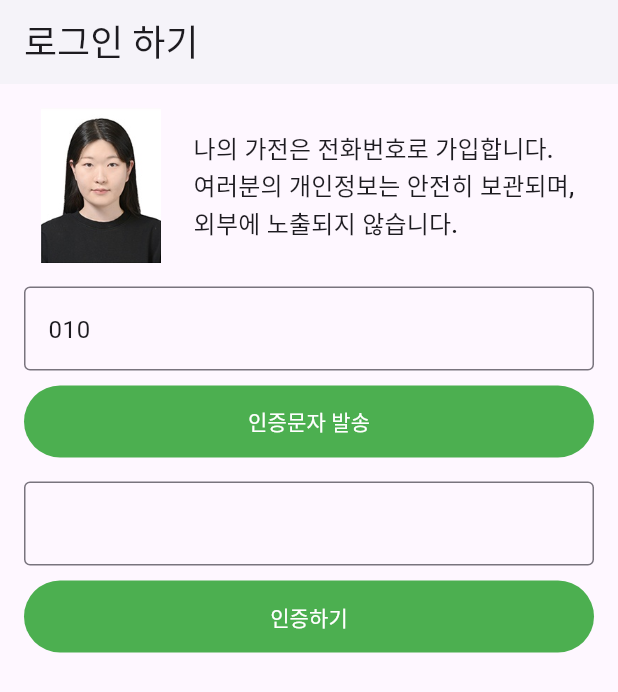
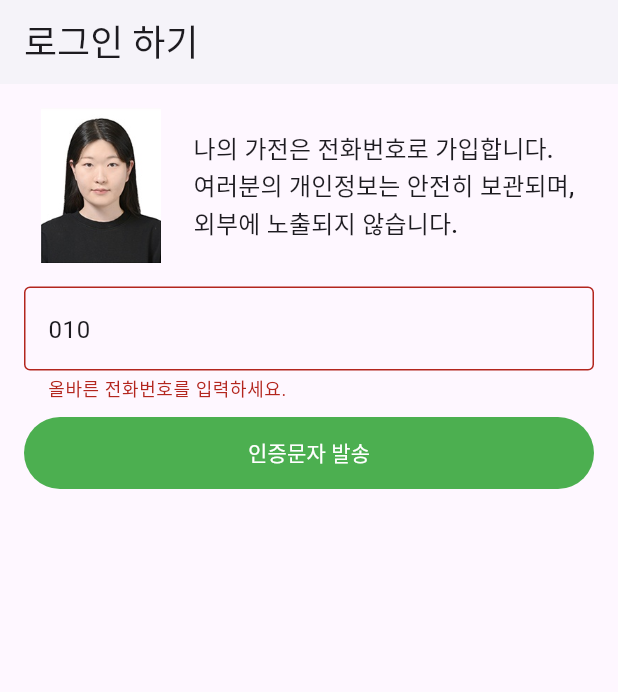
Before and after one commit to leeseohyeon21/my_appliancesss, a Flutter app: the AuthPage screen opened directly, after a tap on "인증문자 발송", on a phone screen of 412 x 824 dp. Shown: the top 692 px of the screen. Run offline on Flutter 3.47's test engine with Material 3 defaults, Android fonts, the phone set to English and light mode, and no system bars; drawn by our look-alikes of extended_image; our stand-ins replace beamer, flutter_multi_formatter, logger; Roboto replaces fonts that are missing (DoHyeon).

Commit message:
메인 화면 구성

```diff
--- /dev/null
+++ b/devtools_options.yaml
@@ -0,0 +1,3 @@
+description: This file stores settings for Dart & Flutter DevTools.
+documentation: https://docs.flutter.dev/tools/devtools/extensions#configure-extension-enablement-states
+extensions:
--- a/lib/router/locations.dart
+++ b/lib/router/locations.dart
@@ -1,6 +1,7 @@
 import 'package:beamer/beamer.dart';
 import 'package:flutter/cupertino.dart';
 import 'package:my_appliances/screens/start_screen.dart';
+import '../screens/start/auth_page.dart';
 import '../screens/home_screen.dart';
 
 class HomeLocation extends BeamLocation<BeamState>{
@@ -8,9 +9,8 @@ class HomeLocation extends BeamLocation<BeamState>{
   List<BeamPage> buildPages(BuildContext context, BeamState state){
     return [
       BeamPage(
+        child: HomeScreen(),
         key: ValueKey('home'),
-        child: StartScreen(),
-        // child: HomeScreen(),
       ),
     ];
   }
--- a/lib/screens/auth_page.dart
+++ /dev/null
@@ -1,80 +0,0 @@
-import 'package:extended_image/extended_image.dart';
-import 'package:flutter/material.dart';
-import 'package:flutter_multi_formatter/flutter_multi_formatter.dart';
-import 'package:my_appliances/constants/common_size.dart';
-import 'package:my_appliances/start/intro_page.dart';
-
-class AuthPage extends StatelessWidget {
-  AuthPage({super.key});
-
-  final inputBorder = OutlineInputBorder(borderSide: BorderSide(color: Colors.grey),);
-
-  TextEditingController _phoneNumberController = TextEditingController(text: "010");
-  TextEditingController _verifiNumberController = TextEditingController();
-
-  @override
-  Widget build(BuildContext context) {
-    return LayoutBuilder(
-      builder: (context, constraints) {
-
-        Size size = MediaQuery.of(context).size;
-
-        return Scaffold(
-          appBar: AppBar(
-            title: Text('로그인 하기',
-                style: Theme.of(context).textTheme.headlineSmall
-            ),
-            elevation: AppBarTheme
-                .of(context)
-                .elevation,
-          ),
-          body: Padding(
-            padding: const EdgeInsets.all(common_bg_padding),
-            child: Column(
-              crossAxisAlignment: CrossAxisAlignment.stretch,
-              children: [
-              Row(children: [
-                ExtendedImage.asset(
-                  'assets/images/temp.jpg',
-                  width: size.width*0.25,
-                  height: size.width*0.25
-                ),
-                SizedBox(width: common_sm_padding),
-                Text('나의 가전은 전화번호로 가입합니다.\n여러분의 개인정보는 안전히 보관되며,\n외부에 노출되지 않습니다.',
-                  style: Theme.of(context).textTheme.titleMedium),
-              ],),
-              SizedBox(height: common_bg_padding),
-              TextFormField(
-                controller: _phoneNumberController,
-                keyboardType: TextInputType.phone,
-                inputFormatters: [MaskedInputFormatter("000 0000 0000")],
-                decoration: InputDecoration(
-                  border: inputBorder,
-                  focusedBorder: inputBorder,
-                ),
-              ),
-              SizedBox(height: common_sm_padding),
-              TextButton(
-                  onPressed: (){},
-                  child: Text('인증문자 발송'),),
-            SizedBox(height: common_bg_padding),
-            TextFormField(
-              controller: _verifiNumberController,
-              keyboardType: TextInputType.number,
-              inputFormatters: [MaskedInputFormatter("000000")],
-              decoration: InputDecoration(
-                border: inputBorder,
-                focusedBorder: inputBorder,
-              ),
-            ),
-            SizedBox(height: common_sm_padding),
-            TextButton(
-              onPressed: (){},
-              child: Text('인증하기'),),
-            ],),
-          ),
-        );
-      }
-    );
-  }
-}
--- /dev/null
+++ b/lib/screens/start/auth_page.dart
@@ -0,0 +1,185 @@
+import 'package:extended_image/extended_image.dart';
+import 'package:flutter/material.dart';
+import 'package:flutter_multi_formatter/flutter_multi_formatter.dart';
+import 'package:my_appliances/constants/common_size.dart';
+import 'package:my_appliances/screens/start/intro_page.dart';
+import 'package:my_appliances/states/user_provider.dart';
+import 'package:provider/provider.dart';
+
+class AuthPage extends StatefulWidget {
+  AuthPage({Key? key}) : super(key: key);
+
+  @override
+  State<AuthPage> createState() => _AuthPageState();
+}
+
+const duration = Duration(milliseconds: 300);
+
+class _AuthPageState extends State<AuthPage> {
+  final inputBorder = OutlineInputBorder(borderSide: BorderSide(color: Colors.grey),);
+
+  TextEditingController _phoneNumberController = TextEditingController(text: "010");
+  TextEditingController _verifiNumberController = TextEditingController();
+
+  GlobalKey<FormState> _formKey = GlobalKey<FormState>();
+  VerificationStatus _verificationStatus = VerificationStatus.none;
+
+  double getVerificationBtnHeight(VerificationStatus status){
+    switch(status){
+      case VerificationStatus.none:
+        return 0;
+      case VerificationStatus.codeSent:
+      case VerificationStatus.verifying:
+      case VerificationStatus.verificationDone:
+        return 48;
+    }
+  }
+
+  @override
+  void dispose(){
+    _phoneNumberController.dispose();
+    _verifiNumberController.dispose();
+    super.dispose();
+  }
+
+  @override
+  Widget build(BuildContext context) {
+    return LayoutBuilder(
+      builder: (context, constraints) {
+
+        Size size = MediaQuery.of(context).size;
+
+        return IgnorePointer(
+          ignoring: _verificationStatus == VerificationStatus.verifying,
+          child: Form(  //유효성 검사 위젯
+            key: _formKey,
+            child: Scaffold(
+              appBar: AppBar(
+                title: Text('로그인 하기',
+                    style: Theme.of(context).textTheme.headlineSmall
+                ),
+                elevation: AppBarTheme
+                    .of(context)
+                    .elevation,
+              ),
+              body: GestureDetector(
+                onTap: (){
+                  FocusScope.of(context).unfocus();
+                },
+                child: Padding(
+                  padding: const EdgeInsets.all(common_bg_padding),
+                  child: Column(
+                    crossAxisAlignment: CrossAxisAlignment.stretch,
+                    children: [
+                    Row(children: [
+                      ExtendedImage.asset(
+                        'assets/images/temp.jpg',
+                        width: size.width*0.25,
+                        height: size.width*0.25
+                      ),
+                      SizedBox(width: common_sm_padding),
+                      Text('나의 가전은 전화번호로 가입합니다.\n여러분의 개인정보는 안전히 보관되며,\n외부에 노출되지 않습니다.',
+                        style: Theme.of(context).textTheme.titleMedium),
+                    ],),
+                    SizedBox(height: common_bg_padding),
+                    TextFormField(
+                      validator: (phoneNumber) {
+                        if (phoneNumber != null && phoneNumber.length == 13){
+                          return null;
+                        } else {
+                          return '올바른 전화번호를 입력하세요.';
+                        }
+                      },
+                      controller: _phoneNumberController,
+                      keyboardType: TextInputType.phone,
+                      inputFormatters: [MaskedInputFormatter("000 0000 0000")],
+                      decoration: InputDecoration(
+                        border: inputBorder,
+                        focusedBorder: inputBorder,
+                      ),
+                    ),
+                    SizedBox(height: common_sm_padding),
+                    TextButton(
+                        onPressed: (){
+                          //현재상태가 빈값이 아니면 유효성검사를 진행시켜라.
+                          if (_formKey.currentState != null) {
+                            bool passed = _formKey.currentState!.validate();
+                            print(passed);
+                            if (passed)
+                              setState(() {
+                                _verificationStatus = VerificationStatus.codeSent;
+                              });
+                          }
+                        },
+                        child: Text('인증문자 발송'),),
+                  SizedBox(height: common_bg_padding),
+                  AnimatedOpacity(
+                    duration: Duration(milliseconds: 300),
+                    opacity: (_verificationStatus == VerificationStatus.none)?0:1,
+                    child: AnimatedContainer(
+                      duration: duration,
+                      height: getVerificationHeight((_verificationStatus)),
+                      child: TextFormField(
+                        controller: _verifiNumberController,
+                        keyboardType: TextInputType.number,
+                        inputFormatters: [MaskedInputFormatter("000000")],
+                        decoration: InputDecoration(
+                          border: inputBorder,
+                          focusedBorder: inputBorder,
+                        ),
+                      ),
+                    ),
+                  ),
+                  AnimatedContainer(
+                    duration: duration,
+                    height: getVerificationBtnHeight(_verificationStatus),
+                    child: TextButton(
+                      onPressed: (){
+                        attemptVerify();
+                      },
+                      child: (_verificationStatus == VerificationStatus.verifying)
+                        ?CircularProgressIndicator(color: Colors.white)
+                        : Text('인증하기'),),
+                  ),
+                  ],),
+                ),
+              ),
+            ),
+          ),
+        );
+      }
+    );
+  }
+
+  double getVerificationHeight(VerificationStatus status){
+    switch(status){
+      case VerificationStatus.none:
+        return 0;
+      case VerificationStatus.codeSent:
+      case VerificationStatus.verifying:
+      case VerificationStatus.verificationDone:
+        return 60+common_sm_padding;
+    }
+  }
+
+  //인증하기 버튼 클릭시 인증중 처리함수
+  void attemptVerify() async {
+    //인증처리 중인 상태관리
+    setState(() {
+      _verificationStatus = VerificationStatus.verifying;
+    });
+    //퓨처함수로 인증 딜레이 시간 묘사
+    await Future.delayed(Duration(seconds: 3));
+    //인증처리 완료 상태관리
+    setState(() {
+      _verificationStatus = VerificationStatus.verificationDone;
+    });
+    context.read<UserProvider>().SetUserAuth(true);
+  }
+
+}
+
+//검증상태 관리
+enum VerificationStatus {
+  none, codeSent, verifying, verificationDone
+}
--- /dev/null
+++ b/lib/states/user_provider.dart
@@ -0,0 +1,16 @@
+import 'package:flutter/widgets.dart';
+
+//ChangeNotifier: UI데이터가 변경되면 변경값을 자동으로 업데이터해주는.
+class UserProvider extends ChangeNotifier{
+  //유저 로그인 여부 프라이빗 변수 선언
+  bool _userLoggedIn = true;
+
+  //프라이빗 변수값 접근 및 변경함수
+  void SetUserAuth(bool authState){
+    _userLoggedIn = authState;
+    notifyListeners();
+  }
+
+  //변경함수에 연결된 외부변수 선언
+  bool get userState => _userLoggedIn;
+}
--- /dev/null
+++ b/lib/utils/logger.dart
@@ -0,0 +1,3 @@
+import 'package:logger/logger.dart';
+
+final logger = Logger();
--- a/pubspec.yaml
+++ b/pubspec.yaml
@@ -38,6 +38,9 @@ dependencies:
   extended_image: ^9.0.4
   beamer: ^1.7.0
   flutter_multi_formatter: ^2.13.0
+  provider: ^6.1.2
+  logger: ^2.4.0
+  shared_preferences: ^2.3.2
 
 dev_dependencies:
   flutter_test:
@@ -63,6 +66,7 @@ flutter:
 
   assets:
     - assets/images/
+    - assets/icons/
 
   # An image asset can refer to one or more resolution-specific "variants", see
   # https://flutter.dev/to/resolution-aware-images
```
Also changed, not shown: lib/main.dart (+23 -24 lines), lib/screens/home_screen.dart (+88 -3 lines), lib/screens/start/address_page.dart (added, +83 -0 lines), lib/screens/start/intro_page.dart (renamed from lib/start/intro_page.dart, +10 -8 lines), lib/screens/start_screen.dart (+11 -7 lines), lib/start/address_page.dart (deleted, +0 -62 lines), lib/screens/home/items_page.dart (added), pubspec.lock.
